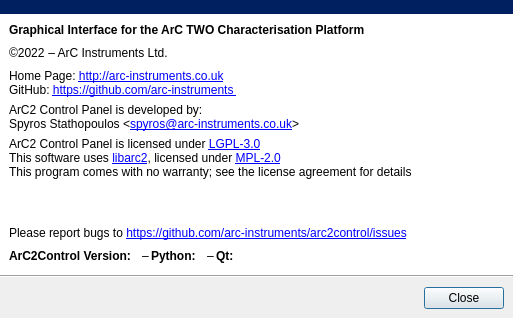
Above: uis/about.ui from arc-instruments/arc2control before the change. Below: the same form after it.
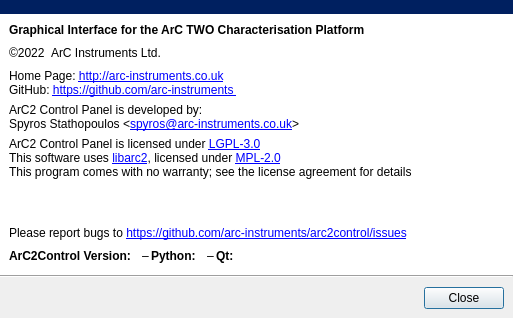
That is the form after the change.

Diff of the .ui file:
```diff
--- a/uis/about.ui
+++ b/uis/about.ui
@@ -73,7 +73,7 @@
         <item>
          <widget class="QLabel" name="label_4">
           <property name="text">
-           <string> – ArC Instruments Ltd.</string>
+           <string>  ArC Instruments Ltd.</string>
           </property>
          </widget>
         </item>
```
